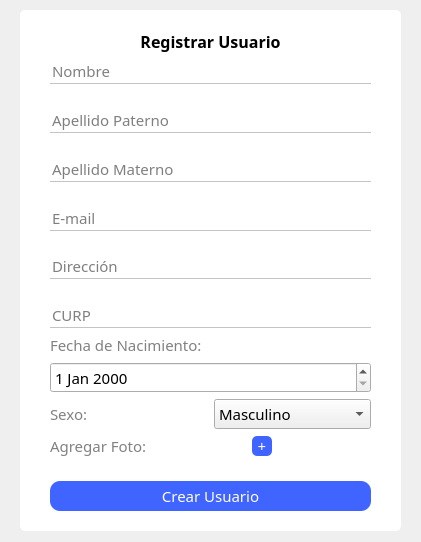
MrDanielG/Hospital-SCRUM, file hospital-Core/Widgets/Administrador/administrador_crear_usuario.ui: the form before one commit.
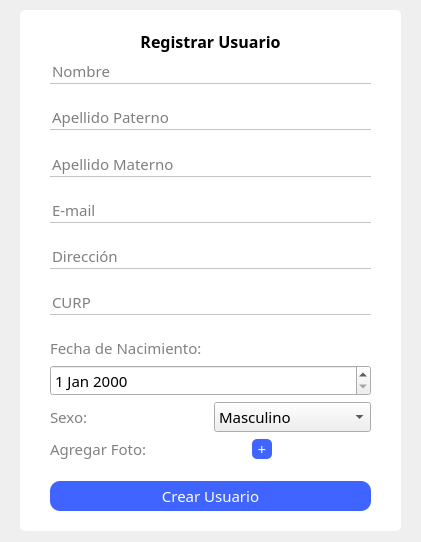
The form after the commit. The open tabs and pages were chosen to show the change. Icons and pictures are not drawn.

The edit to the form file:
```diff
--- a/hospital-Core/Widgets/Administrador/administrador_crear_usuario.ui
+++ b/hospital-Core/Widgets/Administrador/administrador_crear_usuario.ui
@@ -583,6 +583,19 @@
         </property>
        </widget>
       </item>
+      <item>
+       <spacer name="verticalSpacer_13">
+        <property name="orientation">
+         <enum>Qt::Vertical</enum>
+        </property>
+        <property name="sizeHint" stdset="0">
+         <size>
+          <width>20</width>
+          <height>40</height>
+         </size>
+        </property>
+       </spacer>
+      </item>
       <item>
        <widget class="QLabel" name="label_10">
         <property name="font">
```
Left out of the diff: 2 changed lines with no effect on the pictures.
